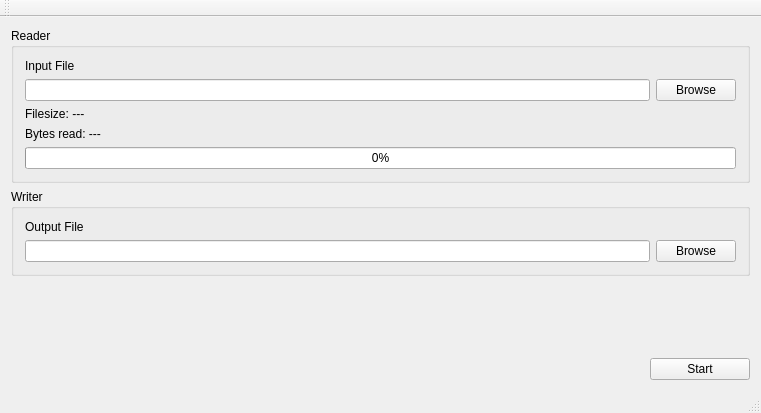
This is src/mainwindow.ui in tisalexander/task2 as Qt 5 draws it before an edit. The edited form follows.
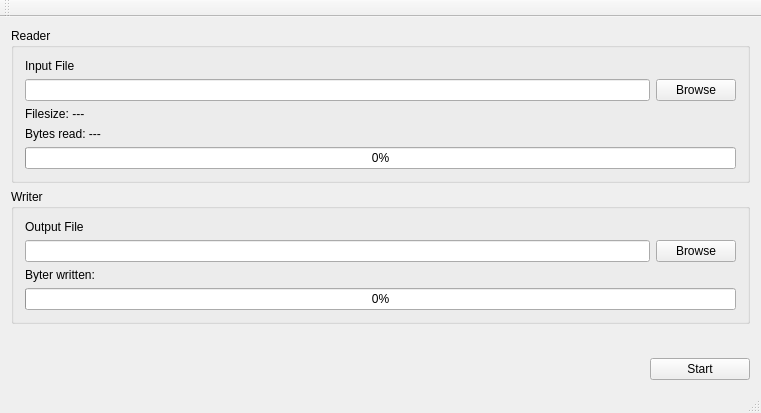
This is the edited form.

```diff
--- a/src/mainwindow.ui
+++ b/src/mainwindow.ui
@@ -93,6 +93,20 @@
          </item>
         </layout>
        </item>
+       <item>
+        <widget class="QLabel" name="label_bytesWritten">
+         <property name="text">
+          <string>Byter written: </string>
+         </property>
+        </widget>
+       </item>
+       <item>
+        <widget class="QProgressBar" name="progressBar_output">
+         <property name="value">
+          <number>0</number>
+         </property>
+        </widget>
+       </item>
       </layout>
      </widget>
     </item>
```
Left out of the diff: 10 changed lines with no effect on the pictures.
